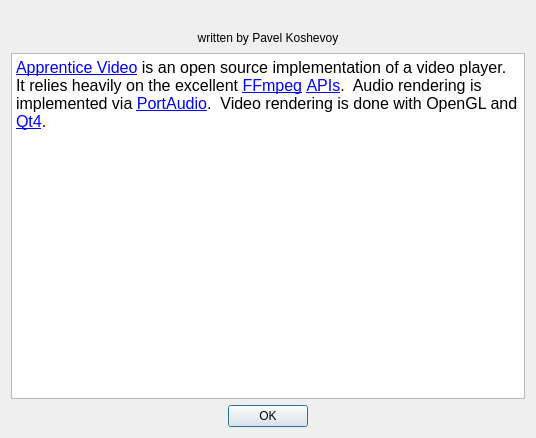
The window that apprenticevideo/yaeAbout.ui (pkoshevoy/aeyae) describes before a commit, drawn with Qt 5.
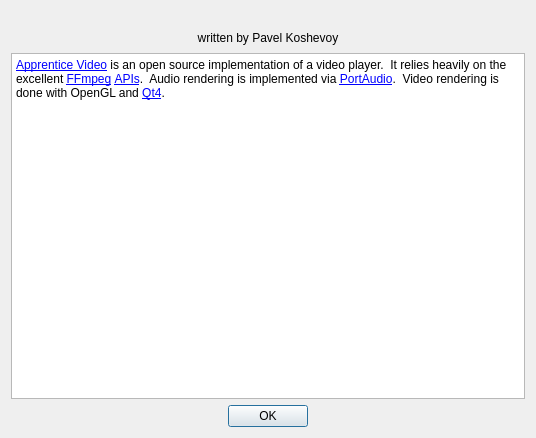
The same window after the commit. Icons and pictures are not drawn.

Commit message: Fixed font size

Diff of the .ui file:
```diff
--- a/apprenticevideo/yaeAbout.ui
+++ b/apprenticevideo/yaeAbout.ui
@@ -88,8 +88,8 @@
       <string>&lt;!DOCTYPE HTML PUBLIC &quot;-//W3C//DTD HTML 4.0//EN&quot; &quot;http://www.w3.org/TR/REC-html40/strict.dtd&quot;&gt;
 &lt;html&gt;&lt;head&gt;&lt;meta name=&quot;qrichtext&quot; content=&quot;1&quot; /&gt;&lt;style type=&quot;text/css&quot;&gt;
 p, li { white-space: pre-wrap; }
-&lt;/style&gt;&lt;/head&gt;&lt;body style=&quot; font-family:'Lucida Grande'; font-size:13pt; font-weight:400; font-style:normal;&quot;&gt;
-&lt;p style=&quot; margin-top:0px; margin-bottom:0px; margin-left:0px; margin-right:0px; -qt-block-indent:0; text-indent:0px;&quot;&gt;&lt;a href=&quot;https://sourceforge.net/projects/apprenticevideo/develop&quot;&gt;&lt;span style=&quot; font-size:12pt; text-decoration: underline; color:#0000ff;&quot;&gt;Apprentice Video&lt;/span&gt;&lt;/a&gt;&lt;span style=&quot; font-size:12pt;&quot;&gt; is an open source implementation of a video player.  It relies heavily on the excellent &lt;/span&gt;&lt;a href=&quot;http://www.ffmpeg.org&quot;&gt;&lt;span style=&quot; font-size:12pt; text-decoration: underline; color:#0000ff;&quot;&gt;FFmpeg&lt;/span&gt;&lt;/a&gt;&lt;span style=&quot; font-size:12pt;&quot;&gt; &lt;/span&gt;&lt;a href=&quot;http://www.ffmpeg.org/doxygen/0.6/classes.html&quot;&gt;&lt;span style=&quot; font-size:12pt; text-decoration: underline; color:#0000ff;&quot;&gt;APIs&lt;/span&gt;&lt;/a&gt;&lt;span style=&quot; font-size:12pt;&quot;&gt;.  Audio rendering is implemented via &lt;/span&gt;&lt;a href=&quot;http://www.portaudio.com/&quot;&gt;&lt;span style=&quot; font-size:12pt; text-decoration: underline; color:#0000ff;&quot;&gt;PortAudio&lt;/span&gt;&lt;/a&gt;&lt;span style=&quot; font-size:12pt;&quot;&gt;.  Video rendering is done with OpenGL and &lt;/span&gt;&lt;a href=&quot;http://qt.nokia.com&quot;&gt;&lt;span style=&quot; font-size:12pt; text-decoration: underline; color:#0000ff;&quot;&gt;Qt4&lt;/span&gt;&lt;/a&gt;&lt;span style=&quot; font-size:12pt;&quot;&gt;.&lt;/span&gt;&lt;/p&gt;&lt;/body&gt;&lt;/html&gt;</string>
+&lt;/style&gt;&lt;/head&gt;&lt;body&gt;
+&lt;p style=&quot; margin-top:0px; margin-bottom:0px; margin-left:0px; margin-right:0px; -qt-block-indent:0; text-indent:0px;&quot;&gt;&lt;a href=&quot;https://sourceforge.net/projects/apprenticevideo/develop&quot;&gt;&lt;span style=&quot; text-decoration: underline; color:#0000ff;&quot;&gt;Apprentice Video&lt;/span&gt;&lt;/a&gt;&lt;span &gt; is an open source implementation of a video player.  It relies heavily on the excellent &lt;/span&gt;&lt;a href=&quot;http://www.ffmpeg.org&quot;&gt;&lt;span style=&quot; text-decoration: underline; color:#0000ff;&quot;&gt;FFmpeg&lt;/span&gt;&lt;/a&gt; &lt;a href=&quot;http://www.ffmpeg.org/doxygen/0.6/classes.html&quot;&gt;&lt;span style=&quot; text-decoration: underline; color:#0000ff;&quot;&gt;APIs&lt;/span&gt;&lt;/a&gt;.  Audio rendering is implemented via &lt;a href=&quot;http://www.portaudio.com/&quot;&gt;&lt;span style=&quot; text-decoration: underline; color:#0000ff;&quot;&gt;PortAudio&lt;/span&gt;&lt;/a&gt;.  Video rendering is done with OpenGL and &lt;a href=&quot;http://qt.nokia.com&quot;&gt;&lt;span style=&quot; text-decoration: underline; color:#0000ff;&quot;&gt;Qt4&lt;/span&gt;&lt;/a&gt;.&lt;/p&gt;&lt;/body&gt;&lt;/html&gt;</string>
      </property>
      <property name="openExternalLinks">
       <bool>true</bool>
```
